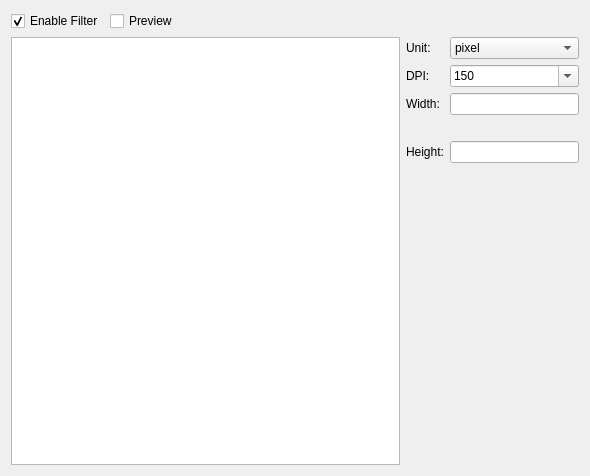
Before: the Qt Designer form src/filter/scaling/scalingwidget.ui in rockclimb/yasw-debian, drawn with Qt 5.
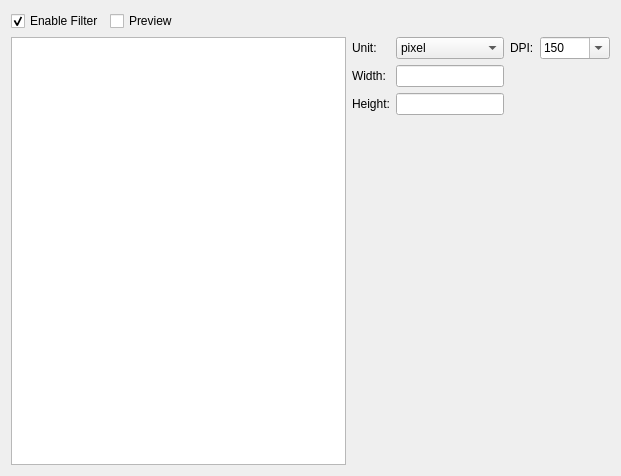
After: the same form once the commit is applied. Custom widgets are drawn as their Qt base class.

Commit message: - nicer Scaling Widget

```diff
--- a/src/filter/scaling/scalingwidget.ui
+++ b/src/filter/scaling/scalingwidget.ui
@@ -6,14 +6,14 @@
    <rect>
     <x>0</x>
     <y>0</y>
-    <width>590</width>
+    <width>621</width>
     <height>476</height>
    </rect>
   </property>
   <property name="windowTitle">
    <string>Form</string>
   </property>
-  <layout class="QGridLayout" name="gridLayout_2">
+  <layout class="QGridLayout" name="gridLayout_2" columnstretch="0,0,1,0">
    <item row="0" column="0">
     <widget class="QCheckBox" name="enable">
      <property name="text">
@@ -51,41 +51,38 @@
     <widget class="BaseFilterGraphicsView" name="view"/>
    </item>
    <item row="1" column="3">
-    <layout class="QGridLayout" name="gridLayout">
-     <item row="0" column="0">
-      <widget class="QLabel" name="labelUnit">
-       <property name="text">
-        <string>Unit:</string>
-       </property>
-      </widget>
-     </item>
-     <item row="0" column="1">
-      <widget class="QComboBox" name="unit">
-       <item>
-        <property name="text">
-         <string>pixel</string>
-        </property>
-       </item>
-       <item>
-        <property name="text">
-         <string>milimeter</string>
-        </property>
-       </item>
-       <item>
-        <property name="text">
-         <string>inch</string>
-        </property>
-       </item>
-      </widget>
-     </item>
+    <layout class="QGridLayout" name="gridLayout" columnminimumwidth="0,100,0,70">
      <item row="1" column="0">
+      <widget class="QLabel" name="labelWidth">
+       <property name="text">
+        <string>Width:</string>
+       </property>
+      </widget>
+     </item>
+     <item row="1" column="1">
+      <widget class="QLineEdit" name="imageWidth"/>
+     </item>
+     <item row="2" column="2" colspan="2">
+      <widget class="QLabel" name="calculatedHeight"/>
+     </item>
+     <item row="0" column="2">
       <widget class="QLabel" name="labelDPI">
        <property name="text">
         <string>DPI:</string>
        </property>
       </widget>
      </item>
-     <item row="1" column="1">
+     <item row="2" column="0">
+      <widget class="QLabel" name="labelHeight">
+       <property name="text">
+        <string>Height:</string>
+       </property>
+      </widget>
+     </item>
+     <item row="1" column="2" colspan="2">
+      <widget class="QLabel" name="calculatedWidth"/>
+     </item>
+     <item row="0" column="3">
       <widget class="QComboBox" name="dpi">
        <property name="editable">
         <bool>true</bool>
@@ -107,31 +104,34 @@
        </item>
       </widget>
      </item>
-     <item row="2" column="0">
-      <widget class="QLabel" name="labelWidth">
-       <property name="text">
-        <string>Width:</string>
-       </property>
-      </widget>
-     </item>
      <item row="2" column="1">
-      <widget class="QLineEdit" name="imageWidth"/>
-     </item>
-     <item row="3" column="1">
-      <widget class="QLabel" name="calculatedWidth"/>
-     </item>
-     <item row="4" column="0">
-      <widget class="QLabel" name="labelHeight">
-       <property name="text">
-        <string>Height:</string>
-       </property>
-      </widget>
-     </item>
-     <item row="4" column="1">
       <widget class="QLineEdit" name="imageHeight"/>
      </item>
-     <item row="5" column="1">
-      <widget class="QLabel" name="calculatedHeight"/>
+     <item row="0" column="1">
+      <widget class="QComboBox" name="unit">
+       <item>
+        <property name="text">
+         <string>pixel</string>
+        </property>
+       </item>
+       <item>
+        <property name="text">
+         <string>milimeter</string>
+        </property>
+       </item>
+       <item>
+        <property name="text">
+         <string>inch</string>
+        </property>
+       </item>
+      </widget>
+     </item>
+     <item row="0" column="0">
+      <widget class="QLabel" name="labelUnit">
+       <property name="text">
+        <string>Unit:</string>
+       </property>
+      </widget>
      </item>
     </layout>
    </item>
```
The commit also changes 2 other files.
